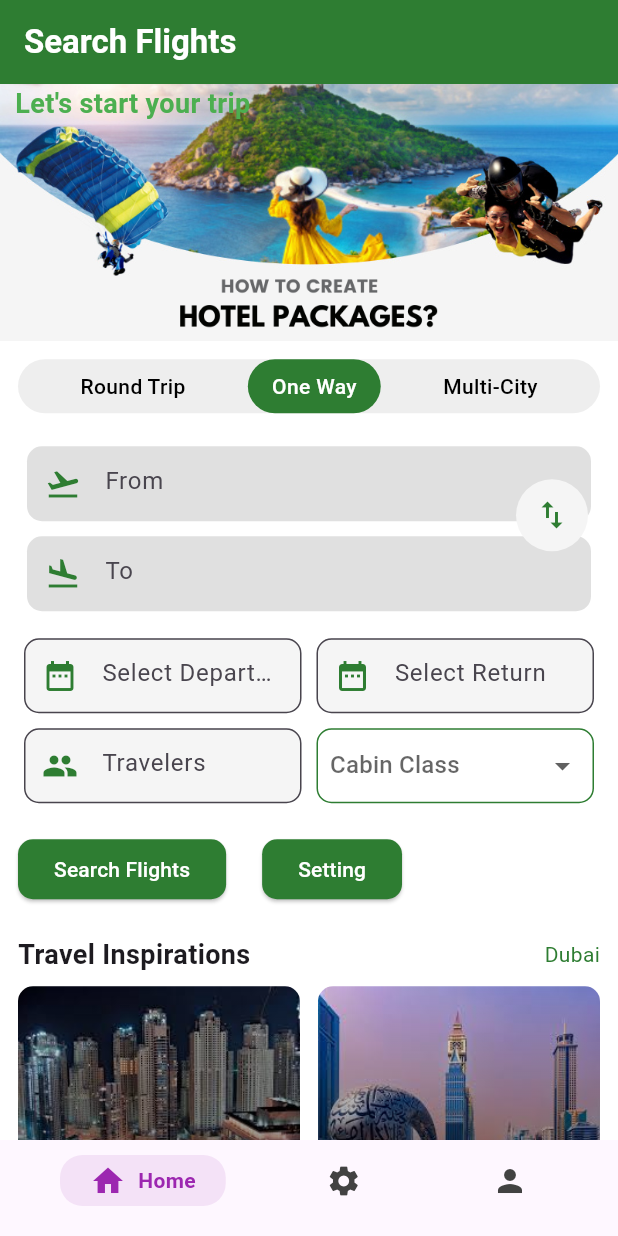
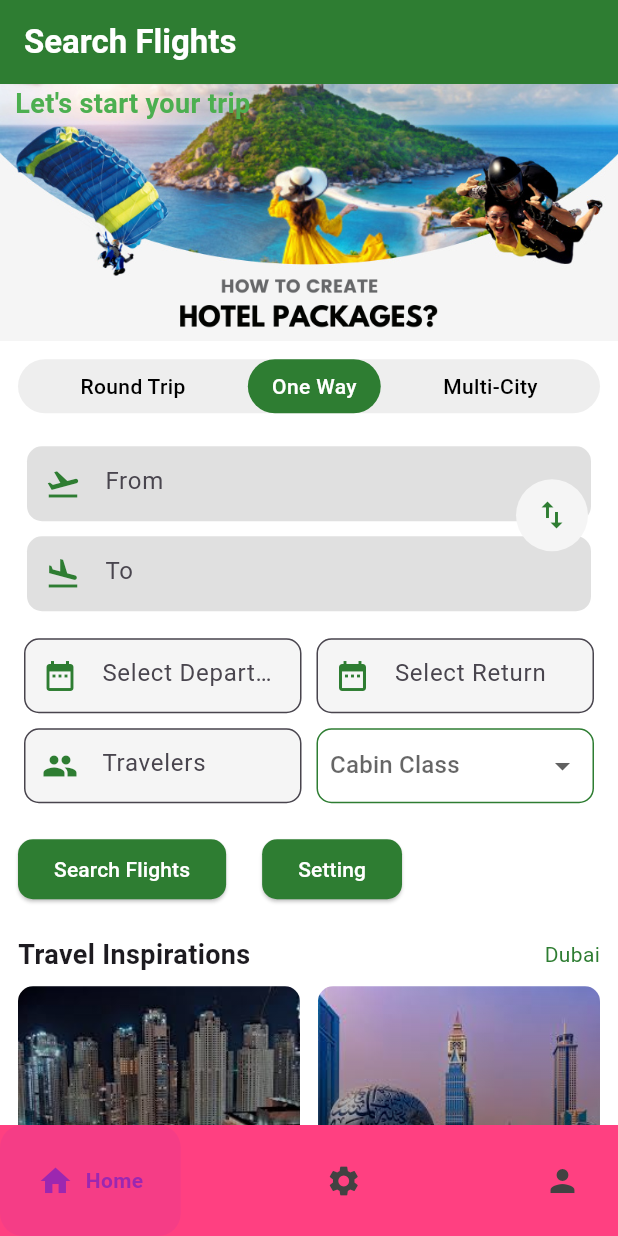
Before and after one commit to mohanta123/FlightBooking, a Flutter app: the BottonNavBar screen opened directly, on a phone screen of 412 x 824 dp. Run offline on Flutter 3.47's test engine with Material 3 defaults, Android fonts, the phone set to English and light mode, and no system bars; drawn by our look-alikes of google_nav_bar; our stand-ins replace get, google_fonts.

Commit message:
padmalochana bottom navigation

```diff
--- a/lib/widgets/ButtonNavigation/buttonNavigation.dart
+++ b/lib/widgets/ButtonNavigation/buttonNavigation.dart
@@ -18,6 +18,7 @@ class BottonNavBar extends StatelessWidget {
             body: controller.selectScreen,
             bottomNavigationBar: GNav(
                 haptic: true,
+                backgroundColor: Colors.pinkAccent,
                 tabBorderRadius: 15,
                 selectedIndex: controller.selectScreenIndex ?? 0,
                 curve: Curves.easeOutExpo,
@@ -28,8 +29,7 @@ class BottonNavBar extends StatelessWidget {
                 activeColor: Colors.purple,
                 iconSize: 24, // tab button icon size
                 tabBackgroundColor: Colors.purple.withOpacity(0.1),
-                padding: const EdgeInsets.symmetric(
-                    horizontal: 20, vertical: 5), // navigation bar padding
+                 // navigation bar padding
                 tabs: const [
                   GButton(
                     icon: Icons.home,
@@ -43,7 +43,7 @@ class BottonNavBar extends StatelessWidget {
                     icon: Icons.person,
                     text: 'Search',
                   ),
-                ]).paddingOnly(bottom: 20, left: 40, right: 40, top: 10),
+                ])
           );
         });
   }
```
